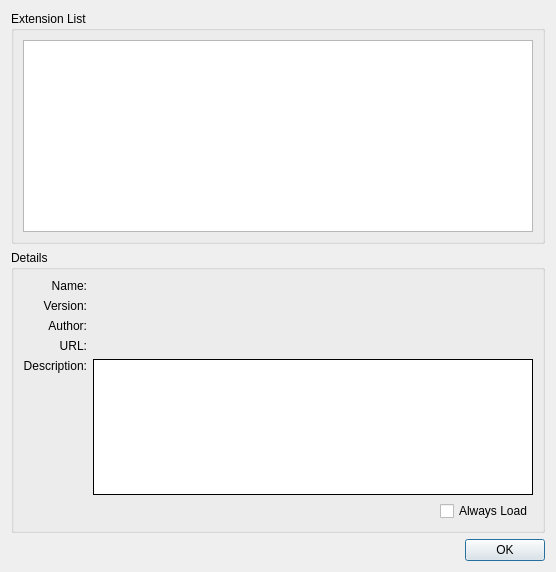
First picture: the form in qrenderdoc/Windows/Dialogs/ExtensionManager.ui, repository anholt/renderdoc, before the edit.
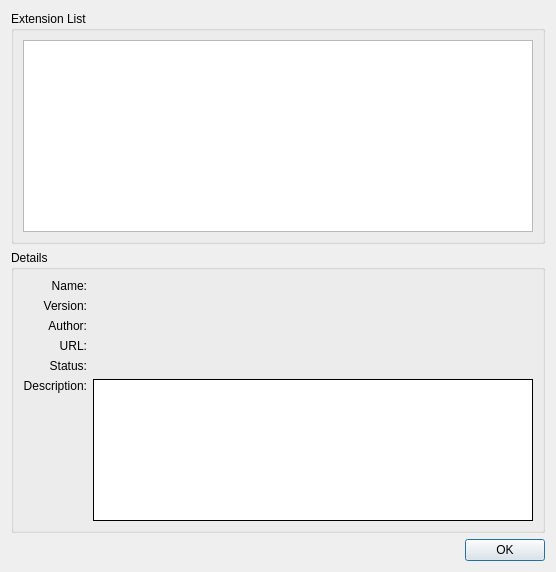
Second picture: the form after the edit. Custom widgets are drawn as their Qt base class.

Commit message:
Remove 'always load' extra opt-in for extensions
* If an extension is enabled in the extension manager, it will be loaded by
  default after that until disabled

```diff
--- a/qrenderdoc/Windows/Dialogs/ExtensionManager.ui
+++ b/qrenderdoc/Windows/Dialogs/ExtensionManager.ui
@@ -140,6 +140,23 @@
        </widget>
       </item>
       <item row="6" column="0">
+       <widget class="QLabel" name="statusLabel">
+        <property name="text">
+         <string>Status:</string>
+        </property>
+        <property name="alignment">
+         <set>Qt::AlignRight|Qt::AlignTop|Qt::AlignTrailing</set>
+        </property>
+       </widget>
+      </item>
+      <item row="6" column="1">
+       <widget class="QLabel" name="status">
+        <property name="text">
+         <string/>
+        </property>
+       </widget>
+      </item>
+      <item row="7" column="0">
        <widget class="QLabel" name="label_2">
         <property name="text">
          <string>Description:</string>
@@ -149,7 +166,7 @@
         </property>
        </widget>
       </item>
-      <item row="6" column="1">
+      <item row="7" column="1">
        <widget class="QTextEdit" name="description">
         <property name="frameShape">
          <enum>QFrame::Panel</enum>
@@ -165,62 +182,6 @@
         </property>
        </widget>
       </item>
-      <item row="7" column="0" colspan="2">
-       <layout class="QHBoxLayout" name="horizontalLayout_2">
-        <property name="leftMargin">
-         <number>0</number>
-        </property>
-        <property name="topMargin">
-         <number>0</number>
-        </property>
-        <property name="rightMargin">
-         <number>0</number>
-        </property>
-        <property name="bottomMargin">
-         <number>0</number>
-        </property>
-        <item>
-         <spacer name="horizontalSpacer">
-          <property name="orientation">
-           <enum>Qt::Horizontal</enum>
-          </property>
-          <property name="sizeHint" stdset="0">
-           <size>
-            <width>40</width>
-            <height>20</height>
-           </size>
-          </property>
-         </spacer>
-        </item>
-        <item>
-         <layout class="QHBoxLayout" name="extensionButtonsLayout">
-          <property name="leftMargin">
-           <number>0</number>
-          </property>
-          <item>
-           <spacer name="horizontalSpacer2">
-            <property name="orientation">
-             <enum>Qt::Horizontal</enum>
-            </property>
-            <property name="sizeHint" stdset="0">
-             <size>
-              <width>40</width>
-              <height>20</height>
-             </size>
-            </property>
-           </spacer>
-          </item>
-          <item>
-           <widget class="QCheckBox" name="alwaysLoad">
-            <property name="text">
-             <string>Always Load</string>
-            </property>
-           </widget>
-          </item>
-         </layout>
-        </item>
-       </layout>
-      </item>
      </layout>
     </widget>
    </item>
```
The commit also changes 6 other files.
